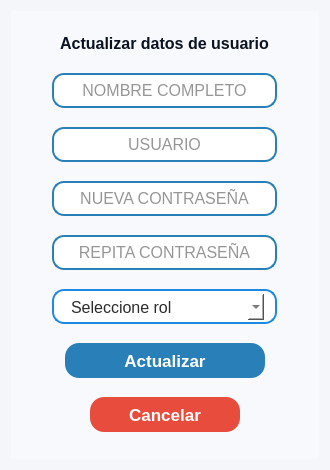
Before: the Qt Designer form resources/ui/actualizar_user.ui in Proyecto-Uptjaa/Proyecto_SIRA, drawn with Qt 5.
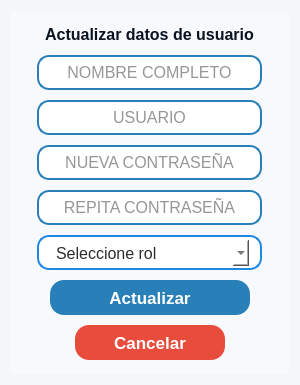
After: the same form once the commit is applied. Icons and pictures are not drawn.

Diff of the .ui file:
```diff
--- a/resources/ui/actualizar_user.ui
+++ b/resources/ui/actualizar_user.ui
@@ -6,20 +6,20 @@
    <rect>
     <x>0</x>
     <y>0</y>
-    <width>330</width>
-    <height>470</height>
+    <width>300</width>
+    <height>385</height>
    </rect>
   </property>
   <property name="minimumSize">
    <size>
-    <width>330</width>
-    <height>470</height>
+    <width>300</width>
+    <height>385</height>
    </size>
   </property>
   <property name="maximumSize">
    <size>
-    <width>330</width>
-    <height>470</height>
+    <width>300</width>
+    <height>385</height>
    </size>
   </property>
   <property name="windowTitle">
```
